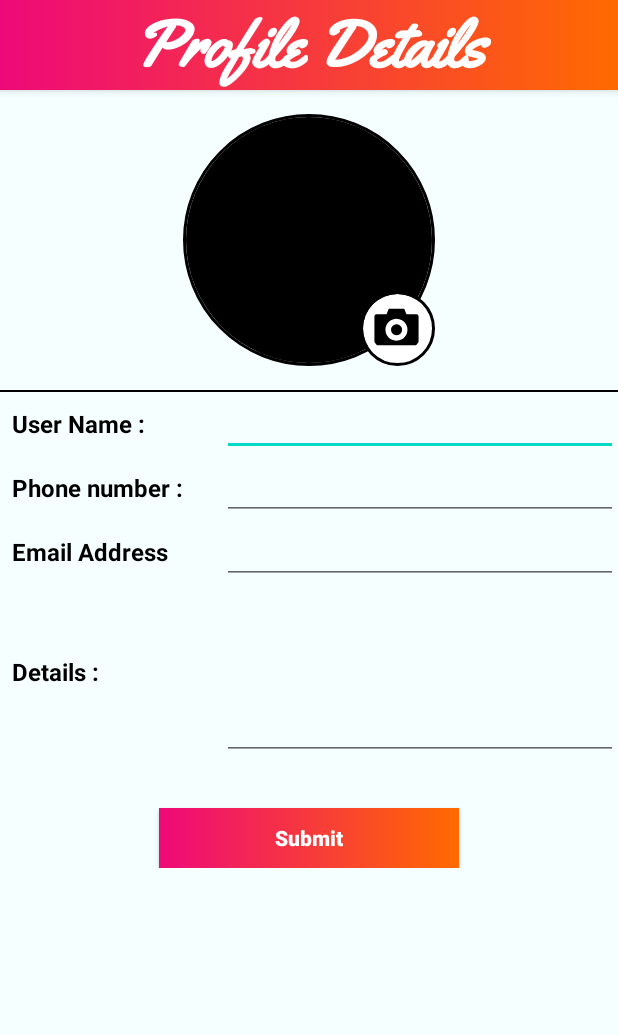
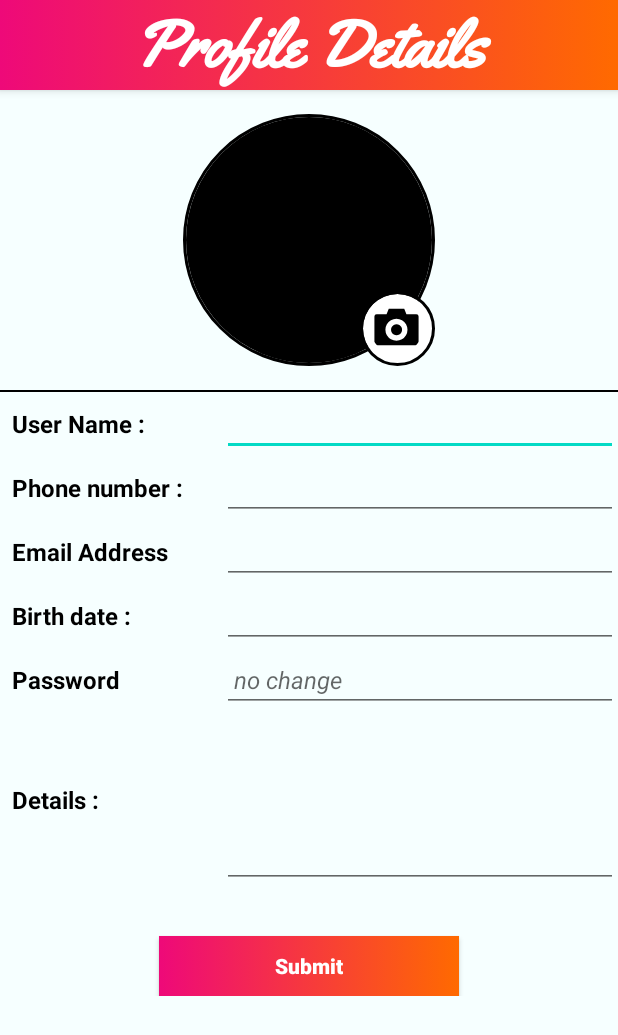
Before and after one commit to nayelfares/Medical, an Android app: the layout activity_profile_details.xml on its own in the app's theme, with its tools: preview values and no code run, on a phone screen of 412 x 824 dp. Shown: the top 1035 px of the screen. Run offline under Robolectric (Android 15) with nearby library versions, the phone set to English and light mode, and no system bars; network calls fail.

Commit message:
last commit

```diff
--- a/app/src/main/java/com/emarketing/medical/data/Profile.kt
+++ b/app/src/main/java/com/emarketing/medical/data/Profile.kt
@@ -8,6 +8,7 @@ data class Profile(
     val mobile:String,
     val email:String,
     val details:String?,
+    val dob:String
 )
 
 data class ProfileResponse(val success:Boolean,val message:String,val data: Profile)
--- a/app/src/main/java/com/emarketing/medical/ui/ProfileView.kt
+++ b/app/src/main/java/com/emarketing/medical/ui/ProfileView.kt
@@ -9,4 +9,6 @@ interface ProfileView {
 
     fun updatePhotoOnSuccess(message:String,uri: Uri)
     fun updatePhotoOnSFailer(message:String)
+    fun updateProfileSuccess(message: String)
+    fun updateProfileFailed(message: String)
 }
--- a/app/src/main/res/layout/activity_profile_details.xml
+++ b/app/src/main/res/layout/activity_profile_details.xml
@@ -167,6 +167,58 @@
                     android:layout_width="0dp"
                     android:layout_height="match_parent"
                     android:layout_weight="1.5"
+                    android:text="@string/birth_date"
+                    android:textSize="16sp"
+                    android:textColor="@color/black"
+                    android:layout_marginStart="8dp"
+                    android:gravity="start|center"
+                    android:textStyle="bold"/>
+                <EditText
+                    android:layout_width="0dp"
+                    android:layout_height="wrap_content"
+                    android:layout_weight="3"
+                    android:textColor="@color/black"
+                    android:id="@+id/birthDate"
+                    android:textSize="16sp"
+                    android:layout_marginStart="8dp"
+                    android:gravity="start"
+                    android:textStyle="normal"/>
+            </LinearLayout>
+            <LinearLayout
+                android:layout_width="match_parent"
+                android:layout_height="wrap_content"
+                android:orientation="horizontal">
+                <TextView
+                    android:layout_width="0dp"
+                    android:layout_height="match_parent"
+                    android:layout_weight="1.5"
+                    android:text="@string/password"
+                    android:textSize="16sp"
+                    android:textColor="@color/black"
+                    android:layout_marginStart="8dp"
+                    android:gravity="start|center"
+                    android:textStyle="bold"/>
+                <EditText
+                    android:layout_width="0dp"
+                    android:layout_height="wrap_content"
+                    android:layout_weight="3"
+                    android:textColor="@color/black"
+                    android:hint="@string/no_change"
+                    android:paddingStart="8dp"
+                    android:id="@+id/password"
+                    android:textSize="16sp"
+                    android:layout_marginStart="8dp"
+                    android:gravity="start"
+                    android:textStyle="italic"/>
+            </LinearLayout>
+            <LinearLayout
+                android:layout_width="match_parent"
+                android:layout_height="wrap_content"
+                android:orientation="horizontal">
+                <TextView
+                    android:layout_width="0dp"
+                    android:layout_height="match_parent"
+                    android:layout_weight="1.5"
                     android:text="@string/details"
                     android:textSize="16sp"
                     android:textColor="@color/black"
--- a/app/src/main/res/values/strings.xml
+++ b/app/src/main/res/values/strings.xml
@@ -50,4 +50,7 @@
     <string name="profile_details">Profile Details</string>
     <string name="details">Details   :</string>
     <string name="submit_profile">Submit</string>
+    <string name="birth_date">Birth date  :</string>
+    <string name="ok">Ok</string>
+    <string name="no_change">no change</string>
 </resources>
```
Also changed, not shown: app/src/main/java/com/emarketing/medical/data/RequestInterface.kt (+12 -0 lines), app/src/main/java/com/emarketing/medical/ui/ProfileDetails.kt (+54 -0 lines), app/src/main/java/com/emarketing/medical/vm/ProfileViewModel.kt (+30 -0 lines), app/src/main/res/layout/pick_date.xml (added, +52 -0 lines), 1 other file.
